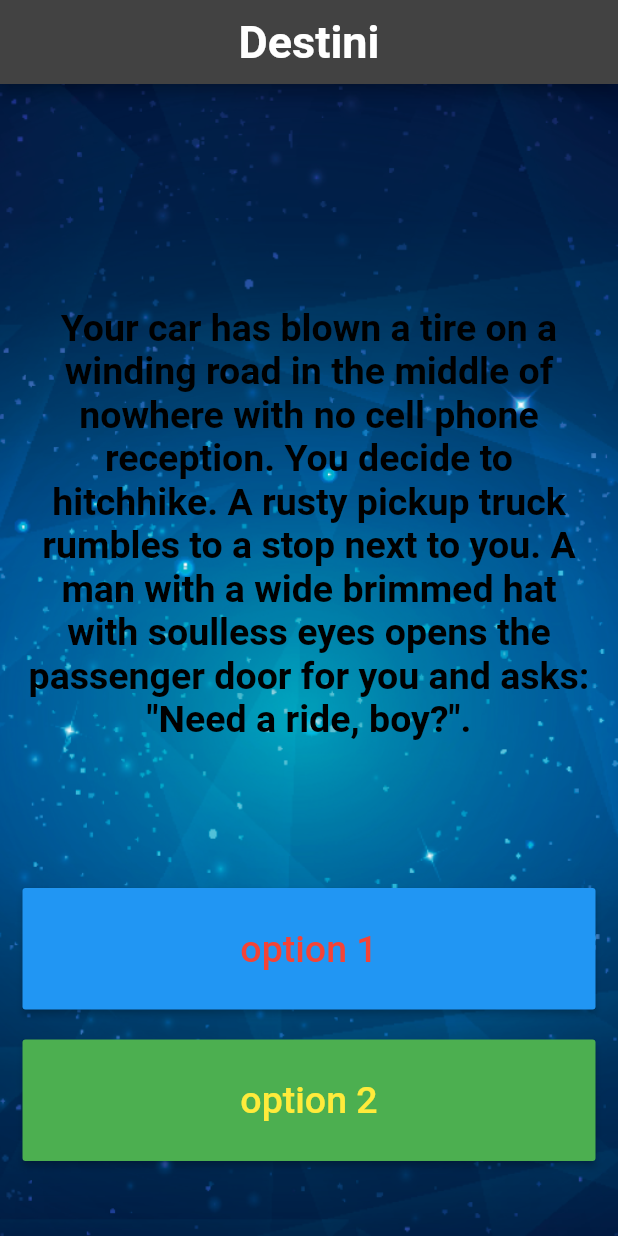
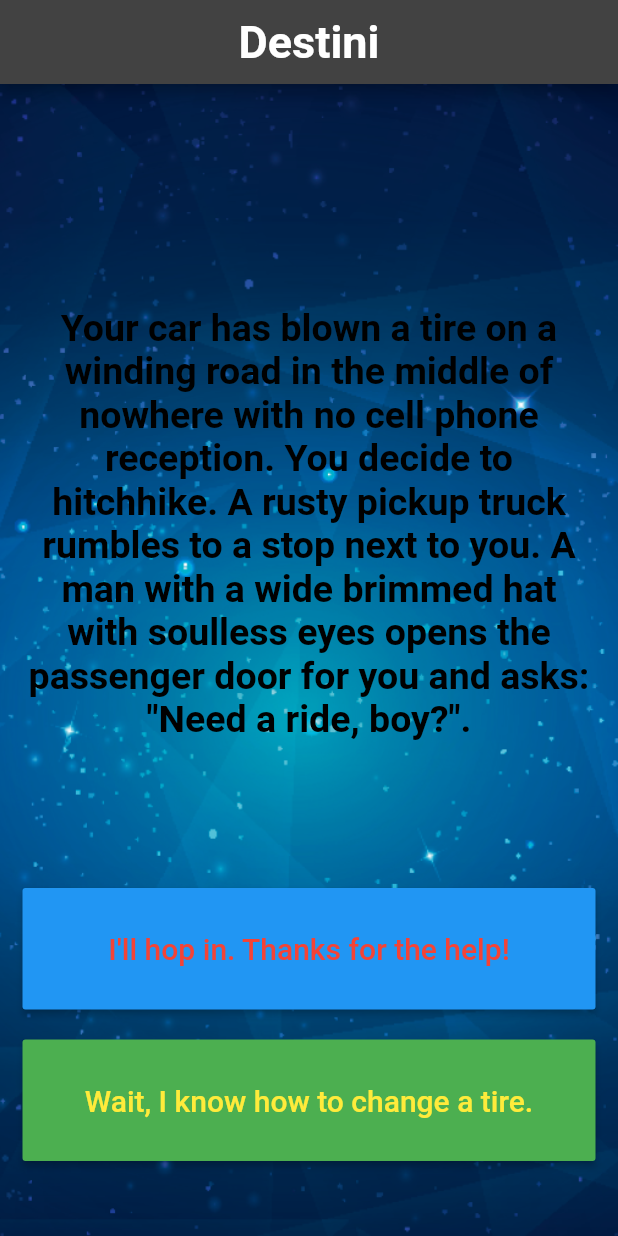
Before and after one commit to Meruem243/destini, a Flutter app: the screen it shows after launch, on a phone screen of 412 x 824 dp. Run offline on Flutter 3.47's test engine with Material 2 defaults, Android fonts, the phone set to English and light mode, and no system bars.

Commit message:
displaying choices

```diff
--- a/lib/main.dart
+++ b/lib/main.dart
@@ -73,9 +73,9 @@ class _DestiniBodyState extends State<DestiniBody> {
               child: MaterialButton(
                 onPressed: () {},
                 color: Colors.blue,
-                child: const Text(
-                  'option 1',
-                  style: TextStyle(fontSize: 25.0, color: Colors.red),
+                child: Text(
+                  stry.getOpt1(0),
+                  style: const TextStyle(fontSize: 20.0, color: Colors.red),
                 ),
               ),
             ),
@@ -87,9 +87,9 @@ class _DestiniBodyState extends State<DestiniBody> {
               child: MaterialButton(
                 onPressed: () {},
                 color: Colors.green,
-                child: const Text(
-                  'option 2',
-                  style: TextStyle(fontSize: 25.0, color: Colors.yellow),
+                child: Text(
+                  stry.getOpt2(1),
+                  style: const TextStyle(fontSize: 20.0, color: Colors.yellow),
                 ),
               ),
             )
--- a/lib/story_brain.dart
+++ b/lib/story_brain.dart
@@ -36,4 +36,12 @@ class StoryBrain {
   String getStory(int num) {
     return _storyData[num].storyLine;
   }
+
+  String getOpt1(int num) {
+    return _storyData[num].opt1;
+  }
+
+  String getOpt2(int num) {
+    return _storyData[num].opt2;
+  }
 }
```
